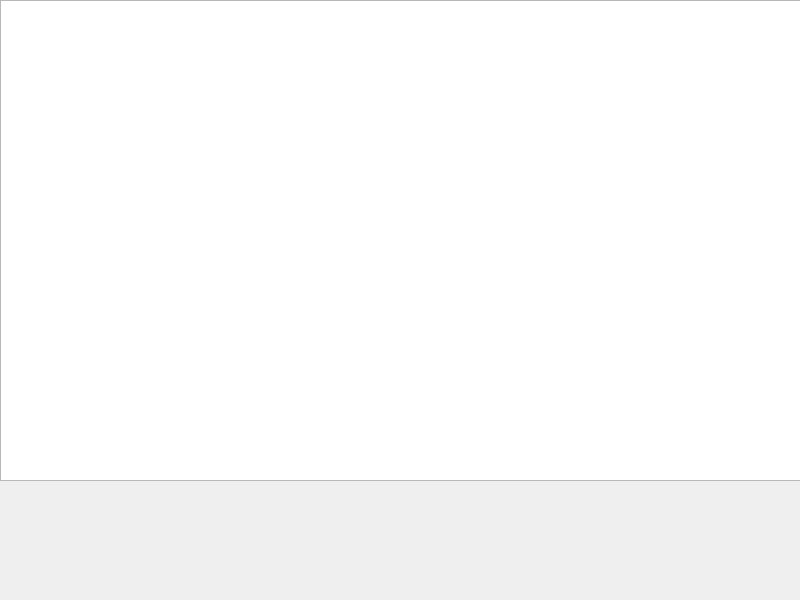
Old version of the form mainwindow.ui in the repository bigteech/shareclipboard.
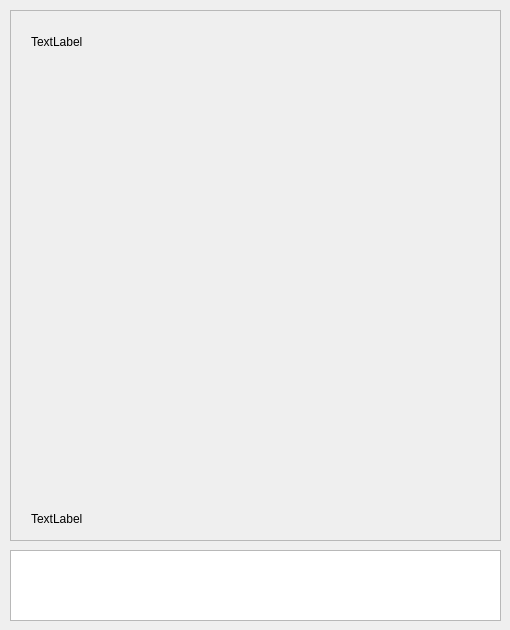
New version of the form.

Diff of the .ui file:
```diff
--- a/mainwindow.ui
+++ b/mainwindow.ui
@@ -6,24 +6,73 @@
    <rect>
     <x>0</x>
     <y>0</y>
-    <width>800</width>
-    <height>600</height>
+    <width>510</width>
+    <height>630</height>
    </rect>
   </property>
   <property name="windowTitle">
    <string>MainWindow</string>
   </property>
   <widget class="QWidget" name="centralwidget">
-   <widget class="QListView" name="historyboard">
+   <widget class="QTextEdit" name="textEdit">
     <property name="geometry">
      <rect>
-      <x>0</x>
-      <y>0</y>
-      <width>801</width>
-      <height>481</height>
+      <x>10</x>
+      <y>550</y>
+      <width>491</width>
+      <height>71</height>
      </rect>
     </property>
    </widget>
+   <widget class="QScrollArea" name="scrollArea">
+    <property name="geometry">
+     <rect>
+      <x>10</x>
+      <y>10</y>
+      <width>491</width>
+      <height>531</height>
+     </rect>
+    </property>
+    <property name="widgetResizable">
+     <bool>true</bool>
+    </property>
+    <widget class="QWidget" name="scrollAreaWidgetContents">
+     <property name="geometry">
+      <rect>
+       <x>0</x>
+       <y>0</y>
+       <width>489</width>
+       <height>529</height>
+      </rect>
+     </property>
+     <widget class="QLabel" name="label">
+      <property name="geometry">
+       <rect>
+        <x>20</x>
+        <y>20</y>
+        <width>71</width>
+        <height>21</height>
+       </rect>
+      </property>
+      <property name="text">
+       <string>TextLabel</string>
+      </property>
+     </widget>
+     <widget class="QLabel" name="label_2">
+      <property name="geometry">
+       <rect>
+        <x>20</x>
+        <y>500</y>
+        <width>59</width>
+        <height>16</height>
+       </rect>
+      </property>
+      <property name="text">
+       <string>TextLabel</string>
+      </property>
+     </widget>
+    </widget>
+   </widget>
   </widget>
  </widget>
  <resources/>
```
